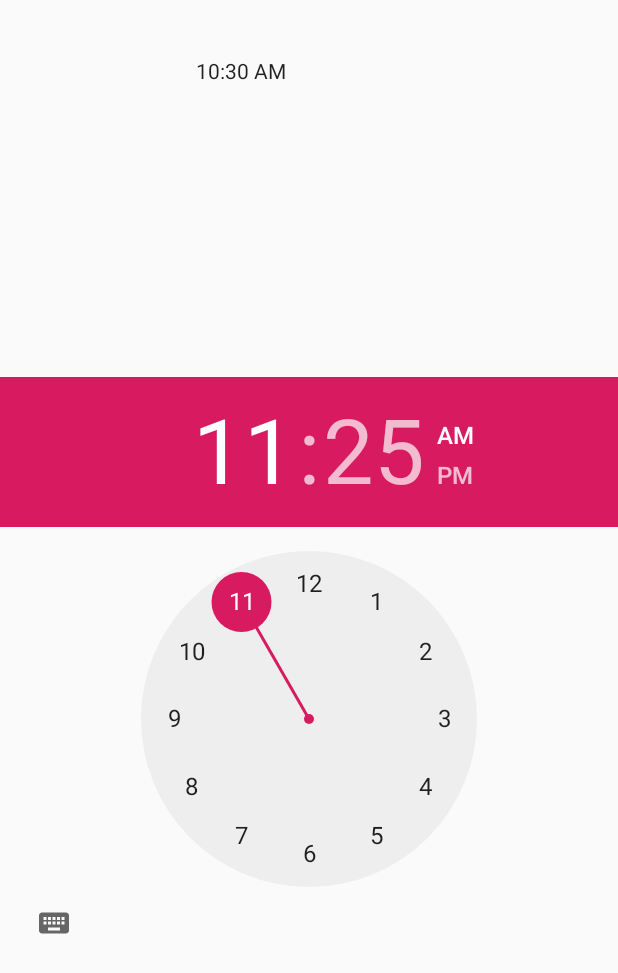
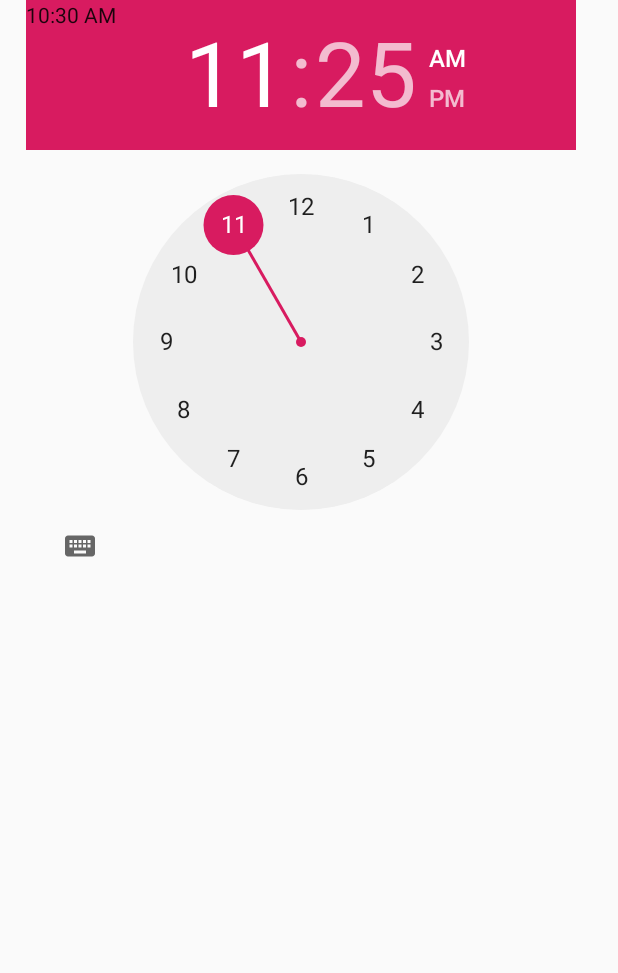
Before and after one commit to msliang/CS125FinalProject, an Android app: the layout activity_main.xml on its own in the app's theme, with its tools: preview values and no code run, on a phone screen of 412 x 824 dp. Shown: the top 973 px of the screen. Run offline under Robolectric (Android 15) with nearby library versions, the phone set to English and light mode, and no system bars.

Commit message:
UI Edits

```diff
--- a/app/src/main/java/com/example/cs125finalproject/MainActivity.java
+++ b/app/src/main/java/com/example/cs125finalproject/MainActivity.java
@@ -2,6 +2,8 @@ package com.example.cs125finalproject;
 
 import androidx.appcompat.app.AppCompatActivity;
 
+import android.media.Ringtone;
+import android.media.RingtoneManager;
 import android.os.Bundle;
 import android.widget.TextClock;
 import android.widget.TimePicker;
@@ -18,13 +20,17 @@ public class MainActivity extends AppCompatActivity {
         setContentView(R.layout.activity_main);
         alarm = findViewById(R.id.timePicker);
         currentTime = findViewById(R.id.textClock);
+        final Ringtone ring = RingtoneManager.getRingtone(getApplicationContext(), RingtoneManager.getDefaultUri(RingtoneManager.TYPE_RINGTONE));
         Timer time = new Timer();
         time.scheduleAtFixedRate(new TimerTask() {
             @Override
             public void run() {
                 if (currentTime.getText().toString().equals(AlarmToTime())) {
+                    ring.play();
                     //WEB API FOR SPOTIFY
                     //CURRENT RINGTONE WILL PLAY
+                } else {
+                    ring.stop();
                 }
             }
         }, 0, 1000);
--- a/app/src/main/res/layout/activity_main.xml
+++ b/app/src/main/res/layout/activity_main.xml
@@ -8,17 +8,18 @@
 
     <TimePicker
         android:id="@+id/timePicker"
-        android:layout_width="match_parent"
-        android:layout_height="411dp"
-        android:layout_alignParentBottom="true"
-        android:layout_marginBottom="161dp" />
+        android:layout_width="364dp"
+        android:layout_height="473dp"
+        android:layout_alignParentStart="true"
+        android:layout_alignParentEnd="true"
+        android:layout_marginStart="17dp"
+        android:layout_marginEnd="28dp" />
 
     <TextClock
         android:id="@+id/textClock"
         android:layout_width="150dp"
         android:layout_height="80dp"
-        android:layout_alignParentTop="true"
-        android:layout_centerHorizontal="true"
-        android:layout_marginTop="37dp" />
-
+        android:layout_alignParentStart="true"
+        android:layout_marginStart="17dp"
+        android:layout_marginBottom="651dp" />
 </RelativeLayout>
```
